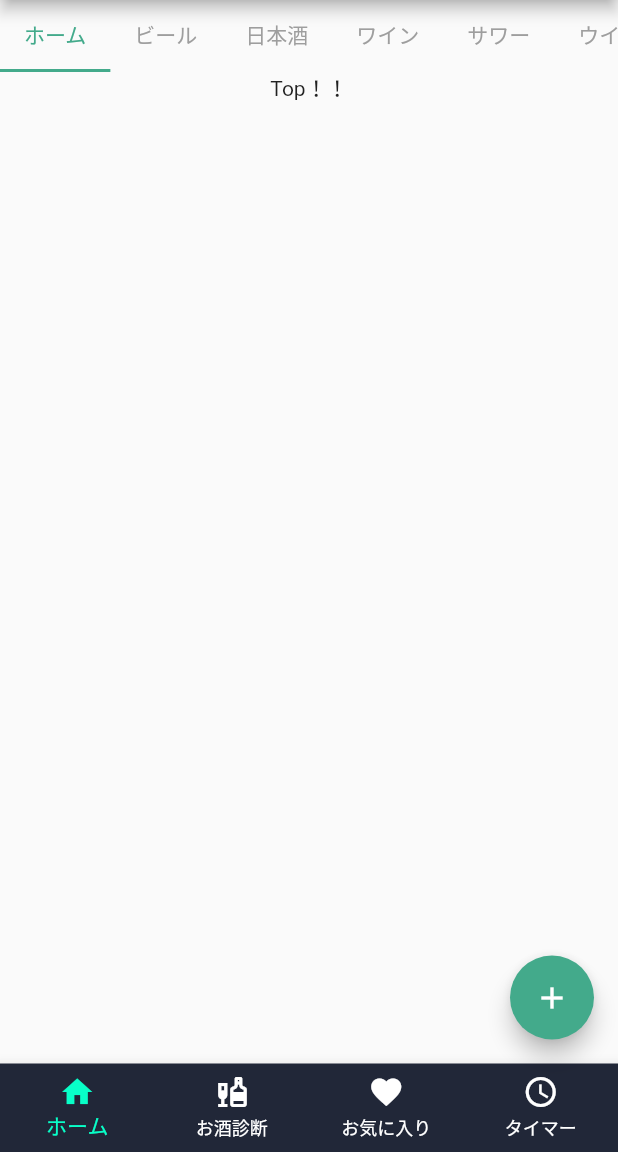
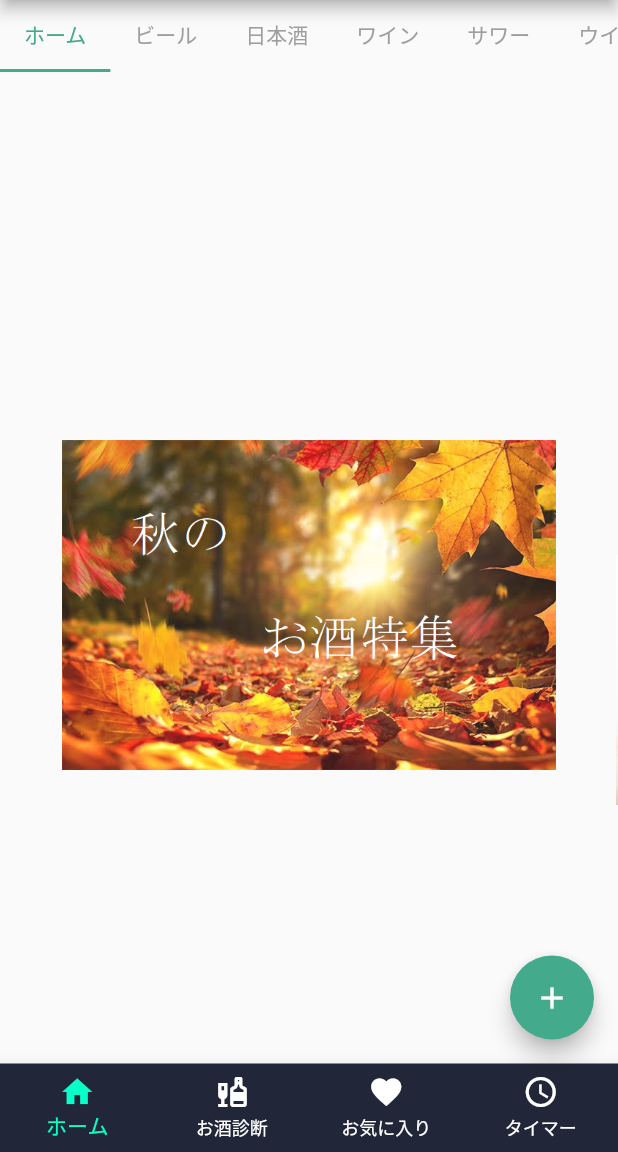
Before and after one commit to yuka0662/Tipsy, a Flutter app: the screen it shows after launch, on a phone screen of 412 x 824 dp, the part 84-1236 px from its top. Run offline on Flutter 3.47's test engine with Material 2 defaults, Android fonts, the light colour scheme and no system bars.

Commit message:
ＴＯＰ画面作成（特集画像表示成功！！）

```diff
--- a/lib/Top.dart
+++ b/lib/Top.dart
@@ -3,12 +3,87 @@ import 'package:flutter/material.dart';
 class Top extends StatelessWidget {
   @override
   Widget build(BuildContext context) {
-    return Column(
-      children: <Widget>[
-        Container(
-          child: Text('Top！！'),
-        )
-      ],
+    return SlidePage();
+
+  }
+}
+class SlidePage extends StatefulWidget {
+  @override
+  _SlideshowState createState() => _SlideshowState();
+}
+
+
+class _SlideshowState extends State<SlidePage> {
+
+  // ページコントローラ
+  final PageController controller = PageController(viewportFraction: 0.8);
+
+  // ページインデックス
+  int currentPage = 0;
+
+  // データ
+  List<String>_imageList = [
+    "images/aki.png",
+    "images/gift.png",
+    "images/otsumami.png"
+  ];
+
+
+  @override
+  void initState() {
+
+    super.initState();
+
+    // ページコントローラのページ遷移を監視しページ数を丸める
+    controller.addListener(() {
+      int next = controller.page.round();
+      if (currentPage != next) {
+        setState(() {
+          currentPage = next;
+        });
+      }
+    });
+  }
+
+
+  /*
+   * アニメーションカード生成
+   */
+  AnimatedContainer _createCardAnimate(String imagepath, bool active) {
+
+    // アクティブと非アクティブのアニメーション設定値
+    final double top = active ? 100 : 200;
+    final double side = active ? 0 : 40;
+
+    return AnimatedContainer(
+      duration: Duration(milliseconds: 500),
+      curve: Curves.easeOutQuint,
+      margin: EdgeInsets.only(top: top, bottom: 50.0, right: side, left: side),
+      decoration: BoxDecoration(
+        image: DecorationImage(
+          fit: BoxFit.fitWidth,
+          image: Image.asset(imagepath).image,
+        ),
+      ),
+    );
+  }
+  @override
+  Widget build(BuildContext context) {
+
+    return PageView.builder(
+      controller: controller,
+      itemCount: _imageList.length,
+      itemBuilder: (context, int currentIndex) {
+
+        // アクティブ値
+        bool active = currentIndex == currentPage;
+
+        // カードの生成して返す
+        return _createCardAnimate(
+          _imageList[currentIndex],
+          active,
+        );
+      },
     );
   }
 }
```
Also changed, not shown: pubspec.yaml (+6 -1 lines), images/aki.png (added), images/gift.png (added), images/otsumami.png (added), pubspec.lock.
